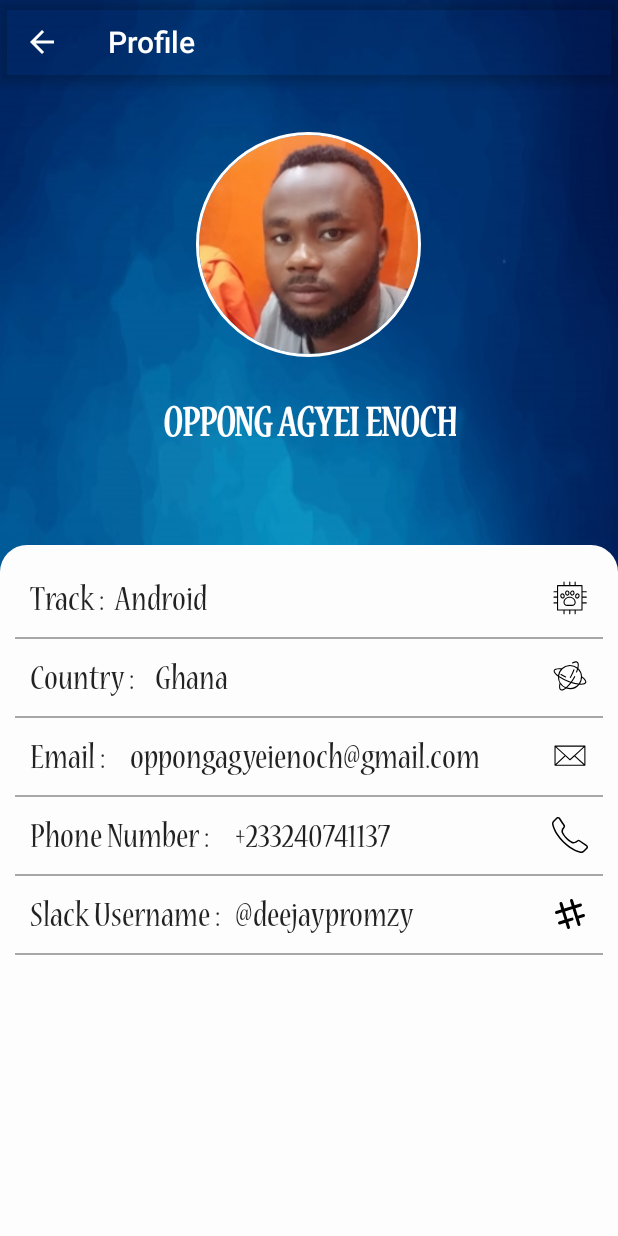
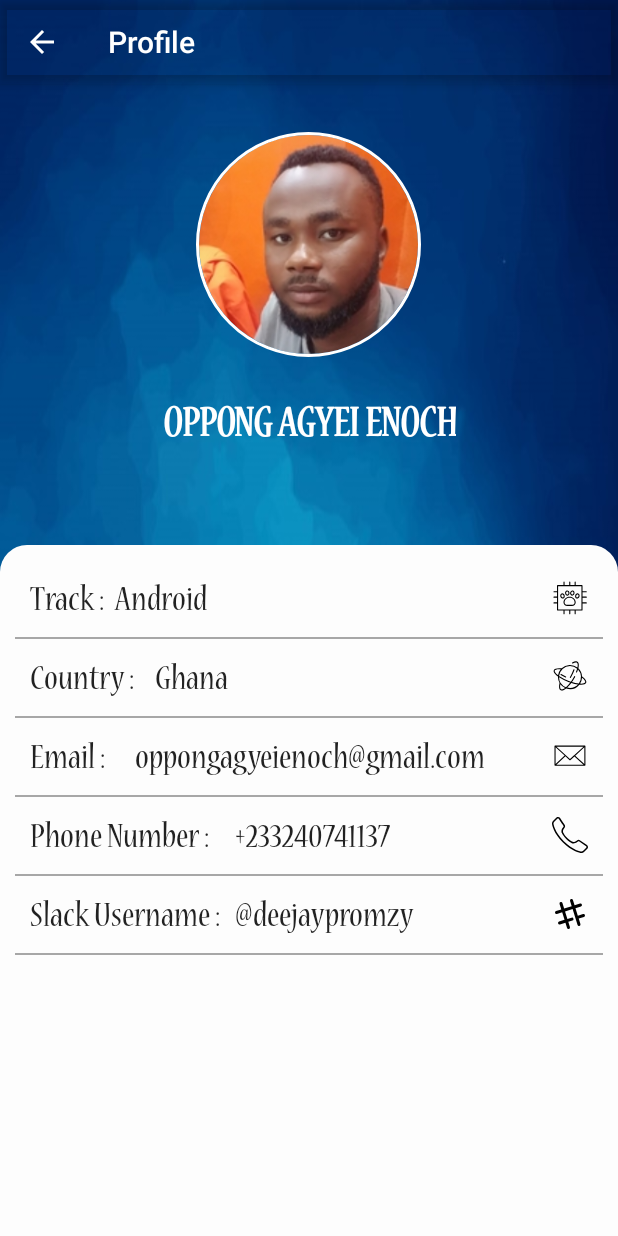
Before and after one commit to deejaypromzy/ALC4.0_PHASE_1, an Android app: the ProfileActivity screen opened directly, with no data from a screen before it, on a phone screen of 412 x 824 dp. Run offline under Robolectric (Android 15) with nearby library versions, the phone set to English and light mode, and no system bars; our stand-ins replace CircleImageView.

Commit message:
code optimisation

```diff
--- a/app/src/main/res/values/strings.xml
+++ b/app/src/main/res/values/strings.xml
@@ -7,7 +7,7 @@
     <string name="name">OPPONG AGYEI ENOCH</string>
     <string name="track">Track : \t  Android</string>
     <string name="country">Country : \t Ghana</string>
-    <string name="myemail">Email : \toppongagyeienoch@gmail.com</string>
-    <string name="tel">Phone Number : \t +233240741137</string>
-    <string name="slack_username">Slack Username : \t @deejaypromzy</string>
+    <string name="myemail">Email : \t oppongagyeienoch@gmail.com</string>
+    <string name="tel">Phone Number : \t  +233240741137</string>
+    <string name="slack_username">Slack Username : \t  @deejaypromzy</string>
 </resources>
```
